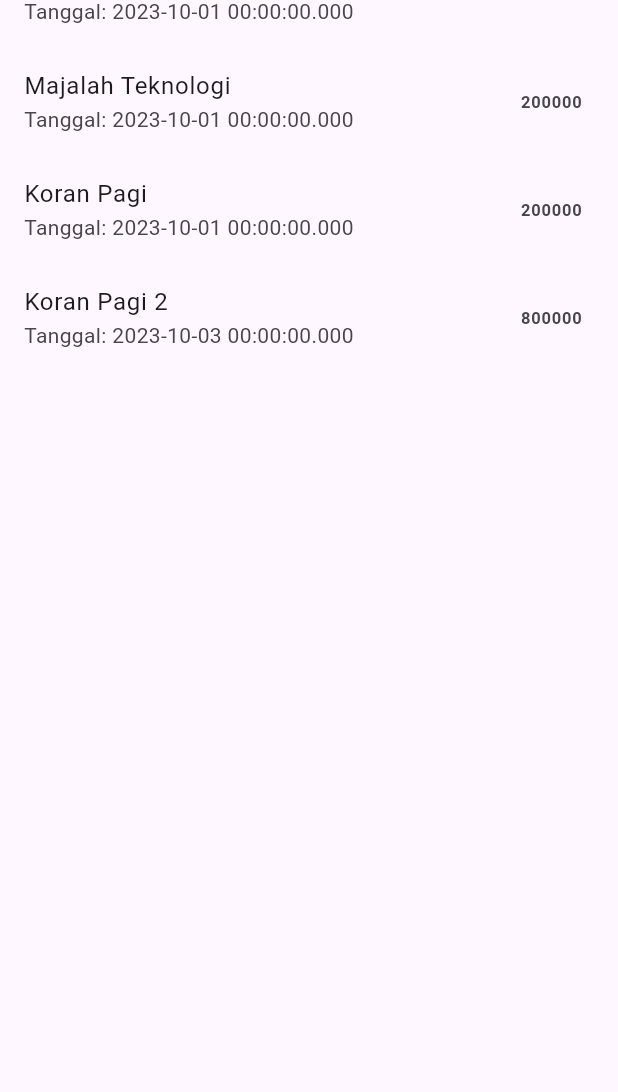
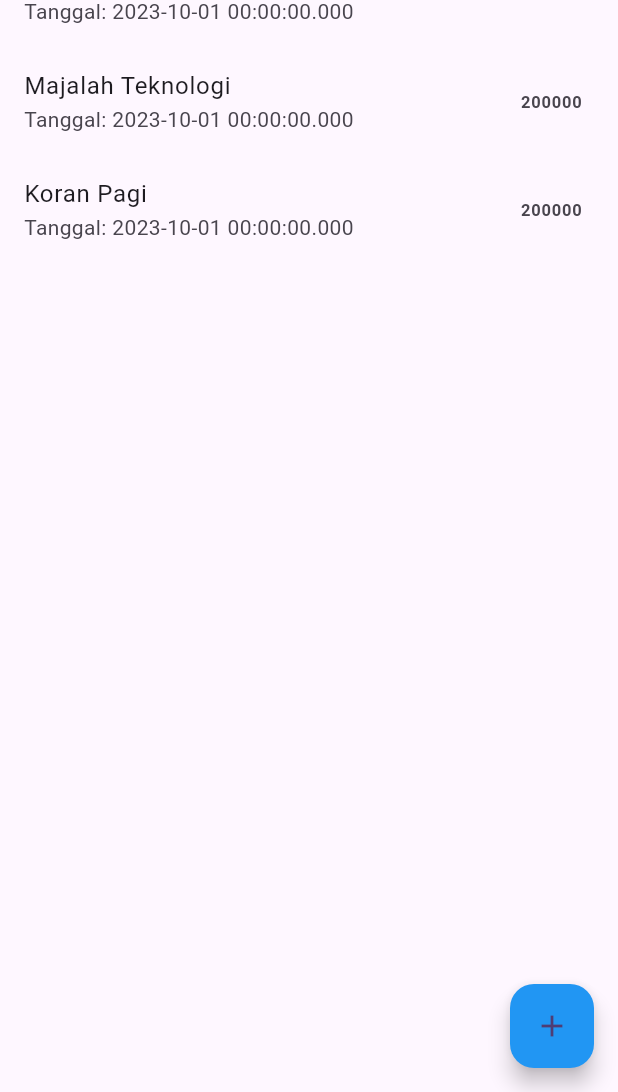
Before and after one commit to grim13/pemrograman_mobile, a Flutter app: the PaymentScreen screen opened by its route, on a phone screen of 412 x 824 dp, the part 144-1236 px from its top. Run offline on Flutter 3.47's test engine with Material 3 defaults, Android fonts, the phone set to English and light mode, and no system bars.

Commit message:
setState on Payment Screen

```diff
--- a/lib/screens/payment_screen.dart
+++ b/lib/screens/payment_screen.dart
@@ -4,7 +4,6 @@ import 'package:pemrograman_mobile/models/payment_model.dart';
 class PaymentScreen extends StatefulWidget {
   PaymentScreen({super.key});
   static String routeName = '/payment';
-
   List<PaymentModel> paymentList = [
     PaymentModel(
       id: 1,
@@ -24,14 +23,7 @@ class PaymentScreen extends StatefulWidget {
       tanggal: DateTime.parse("2023-10-01"),
       jumlah: 200000,
     ),
-    PaymentModel(
-      id: 4,
-      nama: 'Koran Pagi 2',
-      tanggal: DateTime.parse("2023-10-03"),
-      jumlah: 800000,
-    ),
   ];
-
   @override
   State<PaymentScreen> createState() => _PaymentScreenState();
 }
@@ -61,6 +53,22 @@ class _PaymentScreenState extends State<PaymentScreen> {
           ),
         ],
       ),
+      floatingActionButton: FloatingActionButton(
+        backgroundColor: Colors.blue,
+        child: const Icon(Icons.add),
+        onPressed: () {
+          widget.paymentList.add(
+            PaymentModel(
+              id: widget.paymentList.length + 1,
+              nama: 'Item Baru dengan id ${widget.paymentList.length + 1}',
+              tanggal: DateTime.now(),
+              jumlah: 500000,
+            ),
+          );
+          print(widget.paymentList.length);
+          setState(() {}); // Refresh the UI
+        },
+      ),
     );
   }
 }
```
